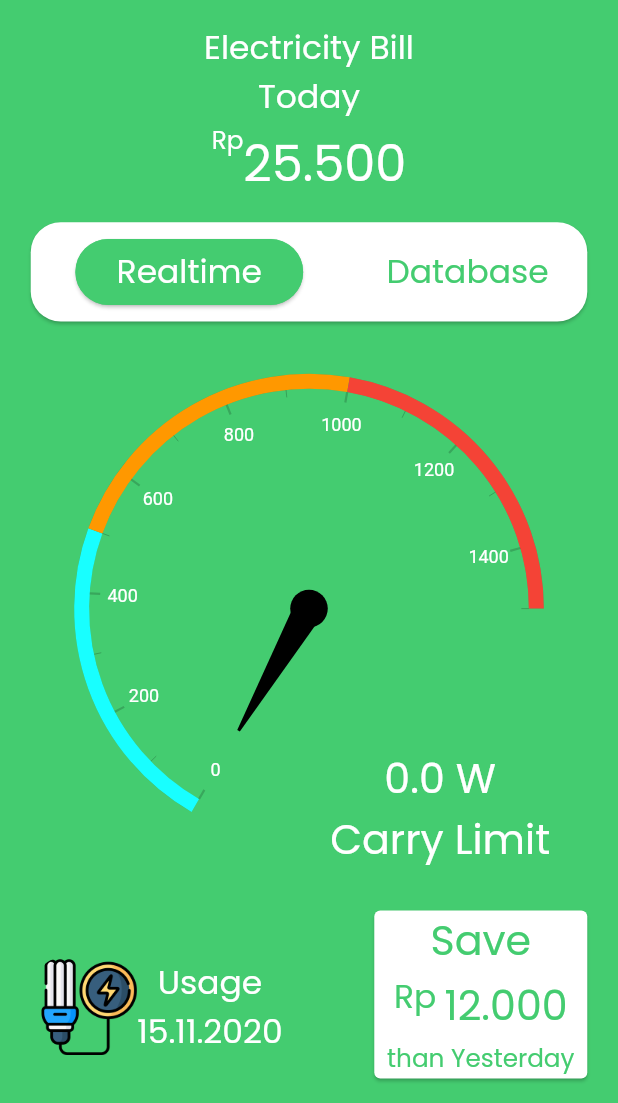
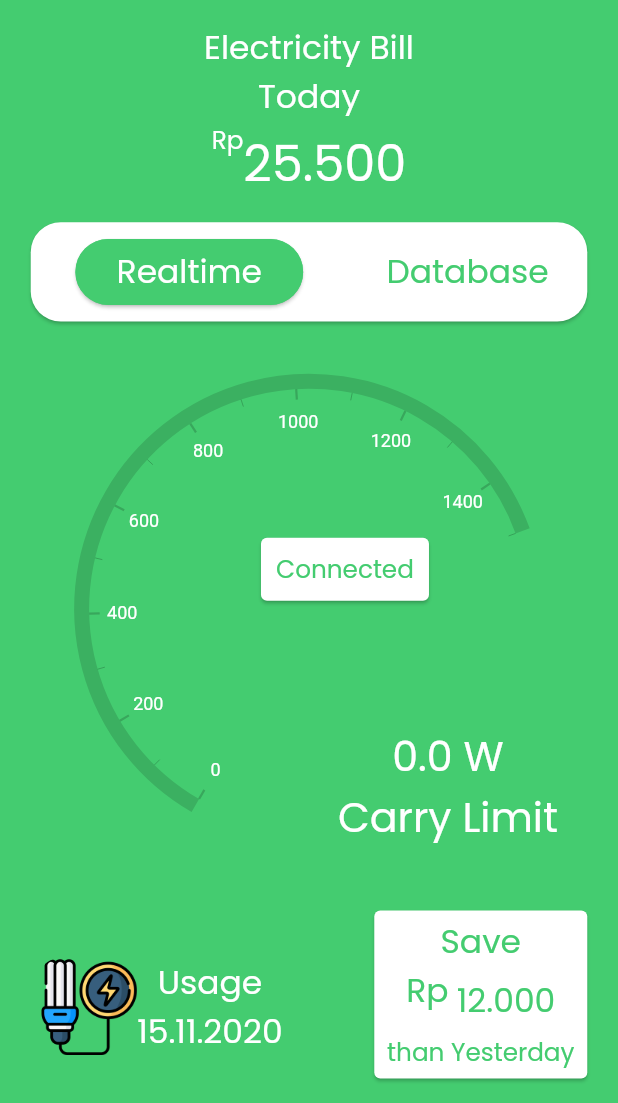
Before and after one commit to fahmi277/hinergi-v9, a Flutter app: the first screen one second after launch, on a phone screen of 412 x 824 dp, the part 133-1236 px from its top. Run offline on Flutter 3.47's test engine with Material 2 defaults, Android fonts, the light colour scheme and no system bars; drawn by our look-alikes of syncfusion_flutter_gauges; our stand-ins replace dio, flutter_screenutil, google_fonts; missing offline and left inert: dart:ffi.

Commit message:
add status devices label

```diff
--- a/lib/BLoC/BLoC.dart
+++ b/lib/BLoC/BLoC.dart
@@ -42,7 +42,7 @@ class BlynkBLoc {
 
   void timerBlynk(String data) {
     timer = Timer.periodic(Duration(seconds: 5), (Timer t) async {
-      var dataBlynk = await ApiServices().getBlynkData();
+      var dataBlynk = await ApiServices().getBlynkData("/get/V2");
       _stateSinkBlynk.add(dataBlynk);
     });
   }
--- a/lib/resources/String.dart
+++ b/lib/resources/String.dart
@@ -2,7 +2,7 @@ class AllString {
   Map judul = {"title": "Electricity Bill", "size": 40};
 
   Map subjudul = {"title": "Today", "size": 40};
-  Map footer = {"title": "12.000", "size": 50};
+  Map footer = {"title": "12.000", "size": 40};
 
   Map billingrupiah = {"title": "25.500", "size": 60};
   Map mode = {"title1": "Realtime", "title2": "Database"};
--- a/lib/services/ApiServices.dart
+++ b/lib/services/ApiServices.dart
@@ -1,10 +1,10 @@
 import 'package:dio/dio.dart';
 
 class ApiServices {
-  Future<String> getBlynkData() async {
+  Future<String> getBlynkData(String path) async {
     String token = "uh4Tx90xk9Oj5tIpo6n_tHuTw6b_jgaI";
-    String pin = "/get/V2";
-    String link = "http://blynk-cloud.com/" + token + pin;
+    String path = "/get/V2";
+    String link = "http://blynk-cloud.com/" + token + path;
     var dio = Dio();
     try {
       Response response = await dio.get(link);
--- /dev/null
+++ b/lib/services/DateTimeServices.dart
@@ -0,0 +1,14 @@
+import 'package:intl/intl.dart';
+
+class DateTimeClass {
+  Map getTimeNow() {
+    DateTime time = new DateTime.now();
+
+    Map timeData = {
+      "tanggal": new DateFormat("dd.MM.yyyy").format(time),
+      "waktu": new DateFormat("hh:mm:ss").format(time)
+    };
+
+    return timeData;
+  }
+}
--- a/lib/services/HandleService.dart
+++ b/lib/services/HandleService.dart
@@ -9,7 +9,7 @@ class HandleService {
   BlynkBLoc blynkBloc = BlynkBLoc();
   void timerBlynk() {
     timer = Timer.periodic(Duration(seconds: 5), (Timer t) async {
-      var dataBlynk = await ApiServices().getBlynkData();
+      var dataBlynk = await ApiServices().getBlynkData("/get/V2");
       blynkBloc.eventSinkBlynk.add(dataBlynk.toString());
     });
   }
--- a/lib/views/HinergiApp.dart
+++ b/lib/views/HinergiApp.dart
@@ -8,6 +8,7 @@ import 'package:hinergi_v9/BLoC/BLoC.dart';
 
 import 'package:hinergi_v9/resources/String.dart';
 import 'package:hinergi_v9/services/ApiServices.dart';
+import 'package:hinergi_v9/services/DateTimeServices.dart';
 import 'package:syncfusion_flutter_gauges/gauges.dart';
 
 class HinergiApp extends StatefulWidget {
@@ -20,13 +21,6 @@ class _HinergiAppState extends State<HinergiApp> {
   BlynkBLoc blynkBloc = BlynkBLoc();
   Timer timer;
   double kwhRealtime = 0.00;
-
-  void timerBlynk() {
-    timer = Timer.periodic(Duration(seconds: 5), (Timer t) async {
-      var dataBlynk = await ApiServices().getBlynkData();
-      blynkBloc.eventSinkBlynk.add(dataBlynk.toString());
-    });
-  }
 
   @override
   void dispose() {
@@ -200,62 +194,88 @@ class _HinergiAppState extends State<HinergiApp> {
                           child: Container(
                               height: ScreenUtil().setHeight(600),
                               width: ScreenUtil().setWidth(600),
-                              child: SfRadialGauge(axes: <RadialAxis>[
+                              child: SfRadialGauge(
+                                  enableLoadingAnimation: true,
+                                  animationDuration: 6000,
+                                  axes: <RadialAxis>[
                                     RadialAxis(
                                         axisLabelStyle:
                                             GaugeTextStyle(color: Colors.white),
                                         minimum: 0,
                                         maximum: 150 * 10.0,
                                         startAngle: 120,
-                                    endAngle: 0,
-                                    ranges: <GaugeRange>[
-                                      GaugeRange(
-                                          startValue: 0 * 10.0,
-                                          endValue: 50 * 10.0,
-                                          color: Colors.cyanAccent,
-                                          startWidth: 10,
-                                          endWidth: 10),
-                                      GaugeRange(
-                                          startValue: 50 * 10.0,
-                                          endValue: 100 * 10.0,
-                                          color: Colors.orange,
-                                          startWidth: 10,
-                                          endWidth: 10),
-                                      GaugeRange(
-                                          startValue: 100 * 10.0,
-                                          endValue: 150 * 10.0,
-                                          color: Colors.red,
-                                          startWidth: 10,
-                                          endWidth: 10)
-                                    ],
+                                        endAngle: -20,
                                         pointers: <GaugePointer>[
-                                      NeedlePointer(value: kwhRealtime)
+                                          RangePointer(
+                                              color:
+                                                  Colors.lightGreenAccent[400],
+                                              value: kwhRealtime,
+                                              cornerStyle:
+                                                  CornerStyle.bothCurve),
+                                          // NeedlePointer(value: kwhRealtime)
                                         ],
                                         annotations: <GaugeAnnotation>[
                                           GaugeAnnotation(
-                                          widget: Padding(
+                                              widget: Stack(
+                                                children: [
+                                                  Center(
+                                                      child: Padding(
                                                     padding: EdgeInsets.only(
-                                              top: ScreenUtil().setHeight(270),
-                                              left: ScreenUtil().setWidth(100),
+                                                      bottom: ScreenUtil()
+                                                          .setHeight(150),
+                                                    ),
+                                                    child: Container(
+                                                      height: 50,
+                                                      width: 120,
+                                                      // color: Colors.red,
+                                                      child: Card(
+                                                        child: Center(
+                                                          child: Text(
+                                                              "Connected",
+                                                              style: GoogleFonts.poppins(
+                                                                  color: Color
+                                                                      .fromARGB(
+                                                                          255,
+                                                                          68,
+                                                                          204,
+                                                                          112),
+                                                                  fontSize:
+                                                                      ScreenUtil()
+                                                                          .setSp(
+                                                                              30))),
+                                                        ),
+                                                      ),
+                                                    ),
+                                                  )),
+                                                  Padding(
+                                                    padding: EdgeInsets.only(
+                                                      top: ScreenUtil()
+                                                          .setHeight(320),
+                                                      left: ScreenUtil()
+                                                          .setWidth(250),
                                                     ),
                                                     child: Container(
                                                         child: Column(
                                                       children: [
                                                         Text(
-                                                    kwhRealtime.toStringAsFixed(
+                                                            kwhRealtime
+                                                                    .toStringAsFixed(
                                                                         1) +
                                                                 " W",
                                                             style: GoogleFonts.poppins(
-                                                        color: Colors.white,
+                                                                color: Colors
+                                                                    .white,
                                                                 fontSize: ScreenUtil()
                                                                     .setSp(AllString()
                                                                             .dummyKwhStatus[
                                                                         "size"]))),
                                                         Text(
-                                                    AllString().dummyKwhStatus[
+                                                            AllString()
+                                                                    .dummyKwhStatus[
                                                                 "title"],
                                                             style: GoogleFonts.poppins(
-                                                        color: Colors.white,
+                                                                color: Colors
+                                                                    .white,
                                                                 fontSize: ScreenUtil()
                                                                     .setSp(AllString()
                                                                             .dummyKwhStatus[
@@ -263,8 +283,10 @@ class _HinergiAppState extends State<HinergiApp> {
                                                       ],
                                                     )),
                                                   ),
+                                                ],
+                                              ),
                                               angle: 40,
-                                          positionFactor: 0.5)
+                                              positionFactor: 0.2)
                                         ])
                                   ]))),
                     );
@@ -288,6 +310,7 @@ class _HinergiAppState extends State<HinergiApp> {
                             },
                             child: Card(
                               child: Column(
+                                mainAxisAlignment: MainAxisAlignment.center,
                                 children: [
                                   Text("Save",
                                       style: GoogleFonts.poppins(
@@ -344,8 +367,6 @@ class _HinergiAppState extends State<HinergiApp> {
                         InkWell(
                           onTap: () {
                             print("object");
-                            ApiServices().getBlynkData();
-                            blynkBloc.eventSinkBlynk.add("fahmi");
                           },
                           child: ClipRRect(
                             borderRadius: BorderRadius.circular(10.0),
@@ -362,7 +383,7 @@ class _HinergiAppState extends State<HinergiApp> {
                                     color: Colors.white,
                                     fontSize: ScreenUtil()
                                         .setSp(AllString().subjudul["size"]))),
-                            Text("15.11.2020",
+                            Text(DateTimeClass().getTimeNow()["tanggal"],
                                 style: GoogleFonts.poppins(
                                     color: Colors.white,
                                     fontSize: ScreenUtil()
--- a/pubspec.yaml
+++ b/pubspec.yaml
@@ -33,6 +33,7 @@ dependencies:
   flutter_screenutil: ^3.1.0
   syncfusion_flutter_gauges: ^18.3.38
   dio:
+  intl: ^0.16.1
 
 dev_dependencies:
   flutter_test:
```
Also changed, not shown: pubspec.lock. Lines whose indentation alone changed are shown as unchanged.
